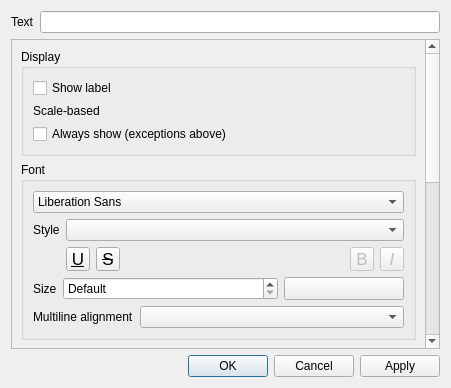
Before: the Qt Designer form src/ui/labeling/qgslabelpropertydialogbase.ui in qgis/QGIS, drawn with Qt 5.
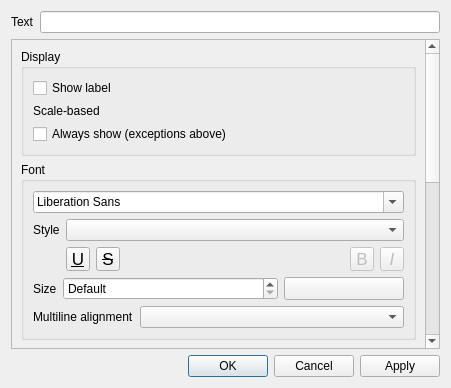
After: the same form once the commit is applied. Custom widgets are drawn as their Qt base class.

```diff
--- a/src/ui/labeling/qgslabelpropertydialogbase.ui
+++ b/src/ui/labeling/qgslabelpropertydialogbase.ui
@@ -113,11 +113,7 @@
          </property>
          <layout class="QGridLayout" name="gridLayout">
           <item row="0" column="0" colspan="3">
-           <widget class="QFontComboBox" name="mFontFamilyCmbBx">
-            <property name="editable">
-             <bool>false</bool>
-            </property>
-           </widget>
+           <widget class="QFontComboBox" name="mFontFamilyCmbBx" />
           </item>
           <item row="1" column="0">
            <widget class="QLabel" name="label_3">
```
